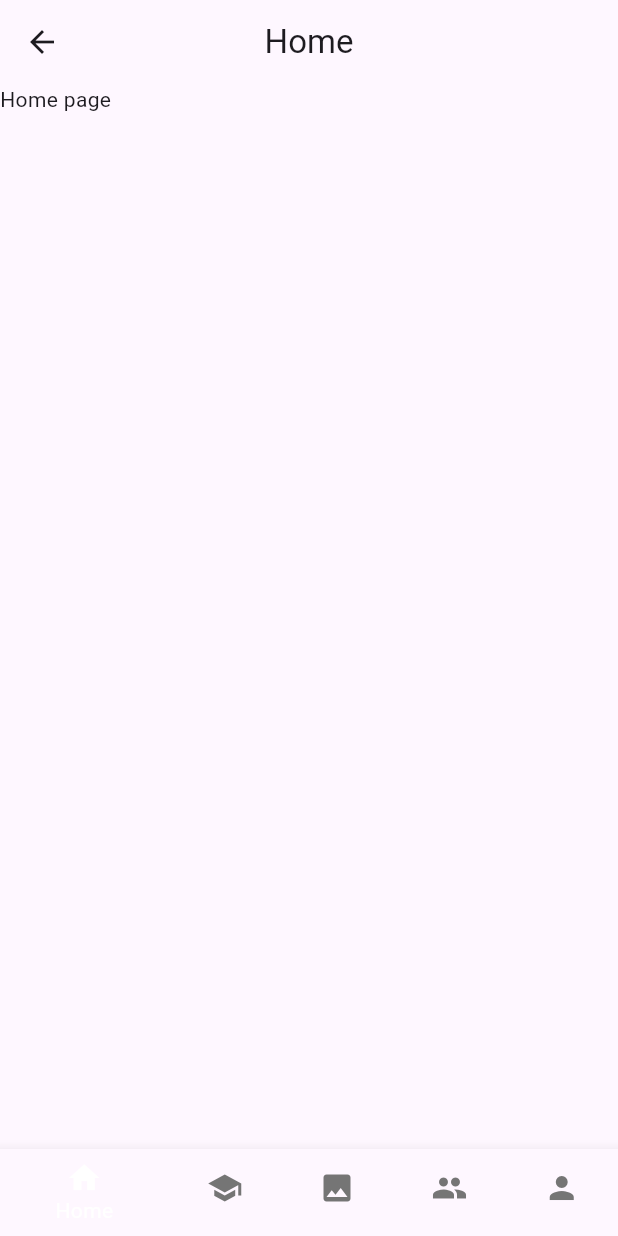
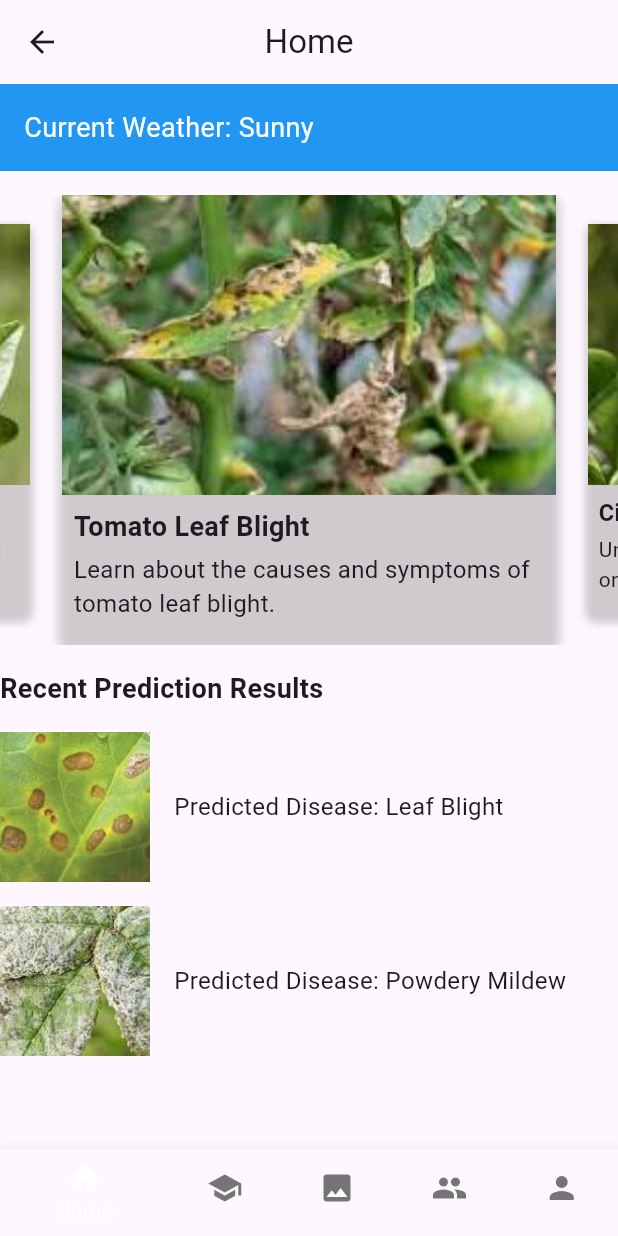
Before and after one commit to mwayandau1/farm_well, a Flutter app: the BottomNavBar screen opened directly, on a phone screen of 412 x 824 dp. Run offline on Flutter 3.47's test engine with Material 3 defaults, Android fonts, the phone set to English and light mode, and no system bars; drawn by our look-alikes of carousel_slider; our stand-ins replace cloud_firestore, firebase_auth, firebase_core, google_sign_in, image_picker; accounts and stored records are empty.

Commit message:
Added nice home page with carousel for recent educational content and recent disease prediction

```diff
--- a/lib/main.dart
+++ b/lib/main.dart
@@ -19,6 +19,7 @@ class MyApp extends StatelessWidget {
   @override
   Widget build(BuildContext context) {
     return MaterialApp(
+      debugShowCheckedModeBanner: false,
       title: 'Farm Well 😎',
       theme: greenThemeData,
       home: const LogIn(),
--- a/lib/screens/home.dart
+++ b/lib/screens/home.dart
@@ -1,22 +1,184 @@
-// import 'package:farm_well/screens/prediction.dart';
+import 'package:carousel_slider/carousel_slider.dart';
 import 'package:flutter/material.dart';
-// import 'package:farm_well/main.dart';
 
-class Home extends StatefulWidget {
-  const Home({super.key});
-
+class HomeScreen extends StatefulWidget {
   @override
-  State<Home> createState() => _HomeState();
+  _HomeScreenState createState() => _HomeScreenState();
 }
 
-class _HomeState extends State<Home> {
+class _HomeScreenState extends State<HomeScreen> {
+  List<EducationalContent> recentEducationalContent = [
+    // Replace with your actual educational content data
+    EducationalContent(
+      title: 'Tomato Leaf Blight',
+      content: 'Learn about the causes and symptoms of tomato leaf blight.',
+      imageUrl: 'images/tomato_leaf_blight.jpeg',
+    ),
+    EducationalContent(
+      title: 'Citrus Greening',
+      content: 'Understand the impact of citrus greening on your orange trees.',
+      imageUrl: 'images/citrus_greening.jpeg',
+    ),
+  ];
+
+  List<PredictionResult> recentPredictionResults = [
+    // Replace with your actual prediction result data
+    PredictionResult(
+      image: 'images/prediction1.jpeg',
+      result: 'Leaf Blight',
+    ),
+    PredictionResult(
+      image: 'images/prediction2.jpeg',
+      result: 'Powdery Mildew',
+    ),
+  ];
+
+  String currentWeather = 'Sunny'; // Replace with your actual weather data
+
   @override
   Widget build(BuildContext context) {
     return Scaffold(
-        appBar: AppBar(
-          title: Text("Home"),
-          centerTitle: true,
+      appBar: AppBar(
+        title: Text("Home"),
+        centerTitle: true,
+      ),
+      body: SingleChildScrollView(
+        child: Column(
+          crossAxisAlignment: CrossAxisAlignment.stretch,
+          children: [
+            Container(
+              color: Colors.blue,
+              padding: EdgeInsets.all(16.0),
+              child: Text(
+                'Current Weather: $currentWeather',
+                style: TextStyle(
+                  color: Colors.white,
+                  fontSize: 18.0,
+                ),
+              ),
+            ),
+            SizedBox(height: 16.0),
+            CarouselSlider(
+              items: recentEducationalContent.map((content) {
+                return Builder(
+                  builder: (BuildContext context) {
+                    return Container(
+                      decoration: BoxDecoration(
+                        borderRadius: BorderRadius.circular(8.0),
+                        boxShadow: [
+                          BoxShadow(
+                            color: Colors.grey.withOpacity(0.5),
+                            spreadRadius: 2,
+                            blurRadius: 5,
+                            offset: Offset(0, 3),
+                          ),
+                        ],
+                      ),
+                      child: SingleChildScrollView(
+                        child: Column(
+                          crossAxisAlignment: CrossAxisAlignment.stretch,
+                          children: [
+                            Image.asset(
+                              content.imageUrl,
+                              height: 200,
+                              fit: BoxFit.cover,
+                            ),
+                            Padding(
+                              padding: EdgeInsets.all(8.0),
+                              child: Column(
+                                crossAxisAlignment: CrossAxisAlignment.start,
+                                children: [
+                                  Text(
+                                    content.title,
+                                    style: TextStyle(
+                                      fontWeight: FontWeight.bold,
+                                      fontSize: 18.0,
+                                    ),
+                                  ),
+                                  SizedBox(height: 4.0),
+                                  Text(
+                                    content.content,
+                                    style: TextStyle(fontSize: 16.0),
+                                  ),
+                                ],
+                              ),
+                            ),
+                          ],
+                        ),
+                      ),
+                    );
+                  },
+                );
+              }).toList(),
+              options: CarouselOptions(
+                height: 300,
+                aspectRatio: 16 / 9,
+                viewportFraction: 0.8,
+                initialPage: 0,
+                enableInfiniteScroll: true,
+                reverse: false,
+                autoPlay: false,
+                autoPlayInterval: Duration(seconds: 5),
+                autoPlayAnimationDuration: Duration(milliseconds: 800),
+                autoPlayCurve: Curves.fastOutSlowIn,
+                enlargeCenterPage: true,
+                scrollDirection: Axis.horizontal,
+              ),
+            ),
+            SizedBox(height: 16.0),
+            Text(
+              'Recent Prediction Results',
+              style: TextStyle(
+                fontWeight: FontWeight.bold,
+                fontSize: 18.0,
+              ),
+            ),
+            SizedBox(height: 8.0),
+            ...recentPredictionResults.map((result) {
+              return Container(
+                margin: EdgeInsets.symmetric(vertical: 8.0),
+                child: Row(
+                  children: [
+                    Image.asset(
+                      result.image,
+                      height: 100,
+                      width: 100,
+                      fit: BoxFit.cover,
+                    ),
+                    SizedBox(width: 16.0),
+                    Text(
+                      'Predicted Disease: ${result.result}',
+                      style: TextStyle(fontSize: 16.0),
+                    ),
+                  ],
+                ),
+              );
+            }).toList(),
+          ],
         ),
-        body: const Text("Home page"));
+      ),
+    );
   }
 }
+
+class EducationalContent {
+  final String title;
+  final String content;
+  final String imageUrl;
+
+  EducationalContent({
+    required this.title,
+    required this.content,
+    required this.imageUrl,
+  });
+}
+
+class PredictionResult {
+  final String image;
+  final String result;
+
+  PredictionResult({
+    required this.image,
+    required this.result,
+  });
+}
--- a/lib/screens/login.dart
+++ b/lib/screens/login.dart
@@ -51,6 +51,10 @@ class _LogInState extends State<LogIn> {
   @override
   Widget build(BuildContext context) {
     return Scaffold(
+      appBar: AppBar(
+        title: const Text("Login"),
+        centerTitle: true,
+      ),
       backgroundColor: Colors.white,
       body: Container(
         child: SingleChildScrollView(
--- a/lib/screens/prediction.dart
+++ b/lib/screens/prediction.dart
@@ -36,6 +36,10 @@ class _PredictionScreenState extends State<PredictionScreen> {
   @override
   Widget build(BuildContext context) {
     return Scaffold(
+      appBar: AppBar(
+        title: const Text("Prediction"),
+        centerTitle: true,
+      ),
       backgroundColor: Colors.white,
       body: SingleChildScrollView(
         child: Column(
@@ -73,7 +77,7 @@ class _PredictionScreenState extends State<PredictionScreen> {
                         ),
                         const SizedBox(height: 10),
                         Text(
-                          'Make sure the entire plant is in the frame and\nthat the image is clear.',
+                          'Make sure the entire leave is in the frame and\nthat the image is clear.',
                           textAlign: TextAlign.center,
                           style: TextStyle(
                             fontSize: 16,
@@ -111,7 +115,6 @@ class _PredictionScreenState extends State<PredictionScreen> {
                     const SizedBox(height: 20),
                     ElevatedButton(
                       onPressed: _predictDisease,
-                      child: Text('Predict'),
                       style: ElevatedButton.styleFrom(
                         backgroundColor: Colors.blue,
                         foregroundColor: Colors.white,
@@ -119,13 +122,14 @@ class _PredictionScreenState extends State<PredictionScreen> {
                           borderRadius: BorderRadius.circular(20),
                         ),
                       ),
+                      child: const Text('Predict'),
                     ),
                     if (_predictionResult != null)
                       Padding(
                         padding: const EdgeInsets.all(16.0),
                         child: Text(
                           _predictionResult!,
-                          style: TextStyle(
+                          style: const TextStyle(
                             fontSize: 18,
                             fontWeight: FontWeight.bold,
                           ),
--- a/lib/screens/signup.dart
+++ b/lib/screens/signup.dart
@@ -32,7 +32,7 @@ class _SignUpState extends State<SignUp> {
         )));
         // ignore: use_build_context_synchronously
         Navigator.push(
-            context, MaterialPageRoute(builder: (context) => Home()));
+            context, MaterialPageRoute(builder: (context) => HomeScreen()));
       } on FirebaseAuthException catch (e) {
         if (e.code == 'weak-password') {
           ScaffoldMessenger.of(context).showSnackBar(const SnackBar(
@@ -56,6 +56,10 @@ class _SignUpState extends State<SignUp> {
   @override
   Widget build(BuildContext context) {
     return Scaffold(
+      appBar: AppBar(
+        title: const Text("Sign Up"),
+        centerTitle: true,
+      ),
       backgroundColor: Colors.white,
       body: Container(
         child: SingleChildScrollView(
--- a/lib/widgets/bottom_nav_bar.dart
+++ b/lib/widgets/bottom_nav_bar.dart
@@ -15,7 +15,7 @@ class _BottomNavBarState extends State<BottomNavBar> {
   int _currentIndex = 0;
 
   final List<Widget> _tabs = [
-    const Home(),
+    HomeScreen(),
     const EducationalScreen(),
     const PredictionScreen(),
     const CommunityScreen(),
--- a/pubspec.yaml
+++ b/pubspec.yaml
@@ -40,6 +40,7 @@ dependencies:
   google_sign_in: ^6.2.1
   image_picker: ^0.8.6+1
   flutter_tflite: ^1.0.1
+  carousel_slider: ^4.2.1
 
 dev_dependencies:
   flutter_test:
@@ -71,6 +72,10 @@ flutter:
     - images/aifarm.jpg
     - images/plant_background.jpeg
     - images/profile_image.jpeg
+    - images/tomato_leaf_blight.jpeg
+    - images/citrus_greening.jpeg
+    - images/prediction1.jpeg
+    - images/prediction2.jpeg
 
   # An image asset can refer to one or more resolution-specific "variants", see
   # https://flutter.dev/assets-and-images/#resolution-aware
```
Also changed, not shown: images/citrus_greening.jpeg (added), images/prediction1.jpeg (added), images/prediction2.jpeg (added), images/tomato_leaf_blight.jpeg (added).
